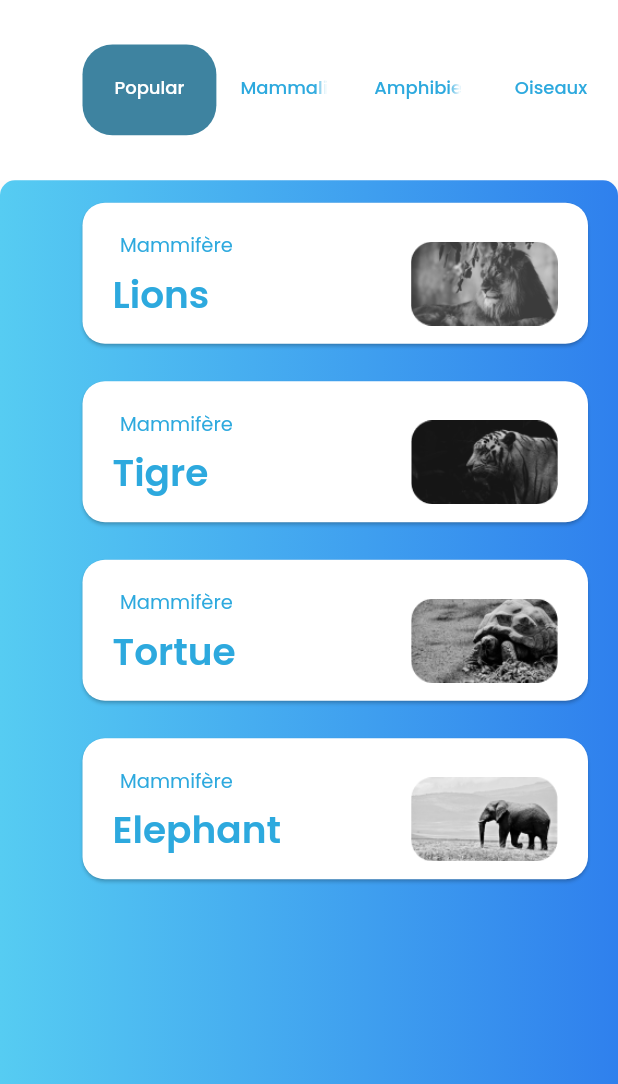
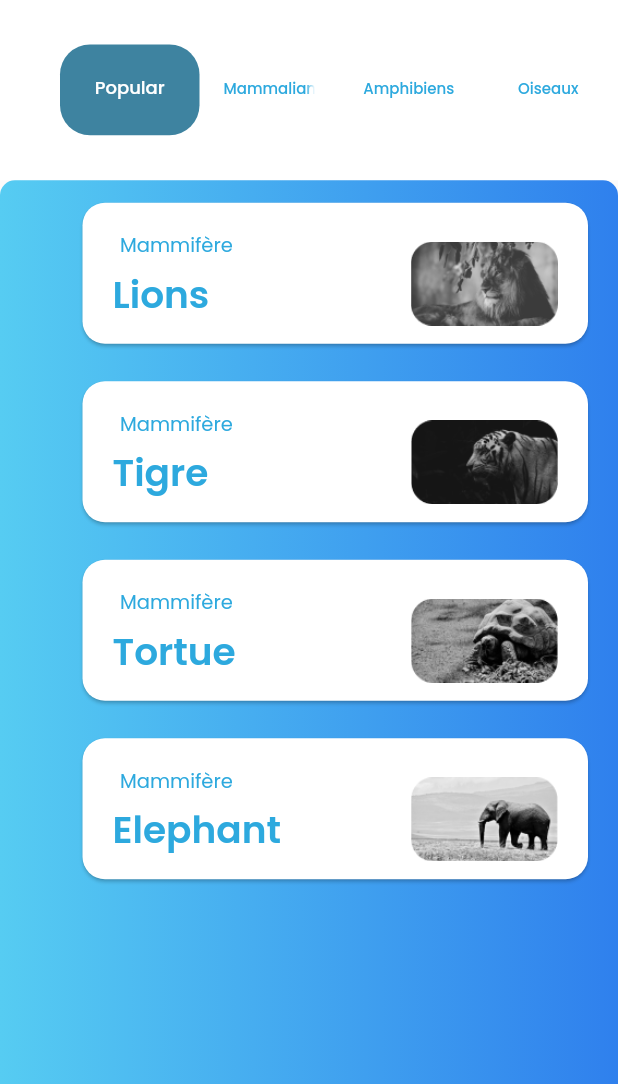
Before and after one commit to yagizdo/Animal-Wiki, a Flutter app: the screen it shows after launch, after a tap on "Login", on a phone screen of 412 x 824 dp, the part 152-1236 px from its top. Run offline on Flutter 3.47's test engine with Material 2 defaults, Android fonts, the phone set to English and light mode, and no system bars; our stand-ins replace google_fonts, hexcolor, tab_indicator_styler.

Commit message:
Little Updates

```diff
--- a/lib/Screens/homepage.dart
+++ b/lib/Screens/homepage.dart
@@ -52,10 +52,10 @@ class HomePage extends StatelessWidget {
                   child: Container(
                     color: Colors.white,
                     child: Padding(
-                      padding: const EdgeInsets.only(left : 55.0),
+                      padding: const EdgeInsets.only(left : 40.0),
                       child: TabBar(
                         unselectedLabelColor: HexColor('#2DA9DE'),
-                        unselectedLabelStyle: const TextStyle(fontSize: 12),
+                        unselectedLabelStyle: const TextStyle(fontSize: 10),
                         labelStyle: const TextStyle(fontSize: 12),
                         labelColor: Colors.white,
                         tabs: const [
--- a/lib/Screens/login_page.dart
+++ b/lib/Screens/login_page.dart
@@ -46,9 +46,9 @@ class LoginPage extends StatelessWidget {
                   children: [
                     Padding(
                       padding: const EdgeInsets.symmetric(vertical: 20.0),
-                      child: CustomTF(hint: 'Email',controller: emailController,),
+                      child: CustomTF(hint: 'Email',controller: emailController,obsecure: false,),
                     ),
-                    CustomTF(hint: 'Password',controller: passwordController,),
+                    CustomTF(hint: 'Password',controller: passwordController,obsecure: true,),
                      Padding(
                       padding: const EdgeInsets.only(top : 20.0),
                       child: ElevatedButton(
--- a/lib/Widgets/Login/login_tf.dart
+++ b/lib/Widgets/Login/login_tf.dart
@@ -2,12 +2,14 @@ import 'package:flutter/material.dart';
 import 'package:hexcolor/hexcolor.dart';
 
 class CustomTF extends StatelessWidget {
-  CustomTF({Key? key, required this.hint,required this.controller}) : super(key: key);
+  CustomTF({Key? key, required this.hint,required this.controller,required this.obsecure}) : super(key: key);
   String hint;
+  bool obsecure;
   TextEditingController controller;
   @override
   Widget build(BuildContext context) {
     return TextFormField(
+      obscureText: obsecure,
       controller: controller,
       style: TextStyle(color: HexColor('#80CBEC'),fontWeight: FontWeight.w600),
       decoration: InputDecoration(
```
